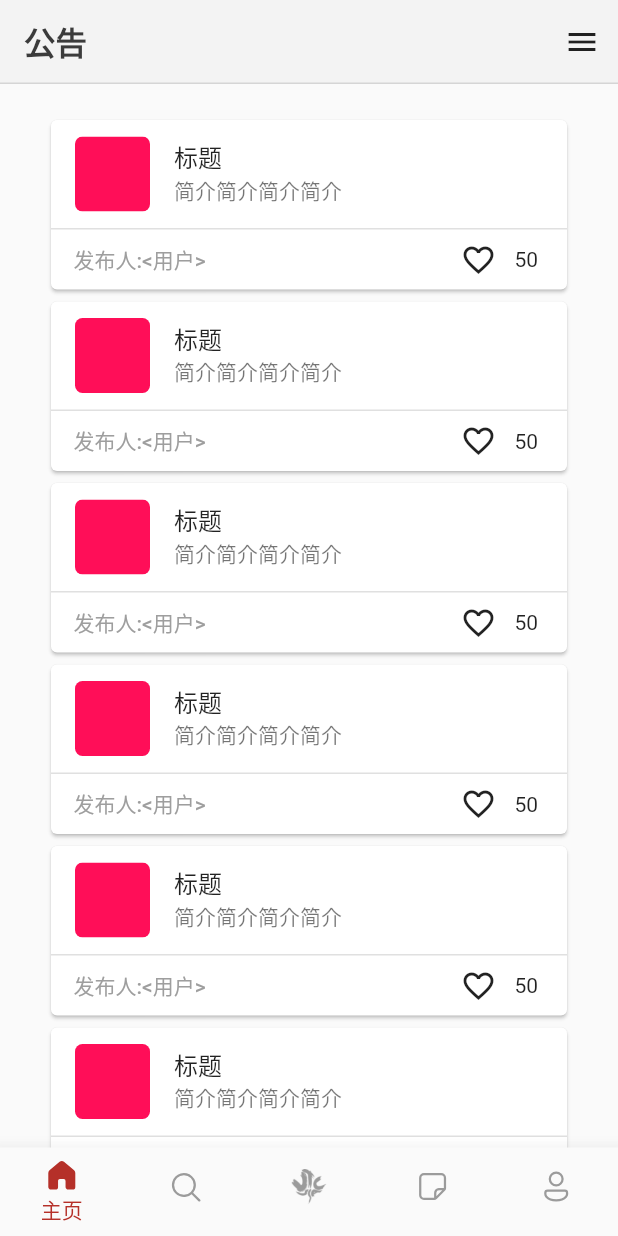
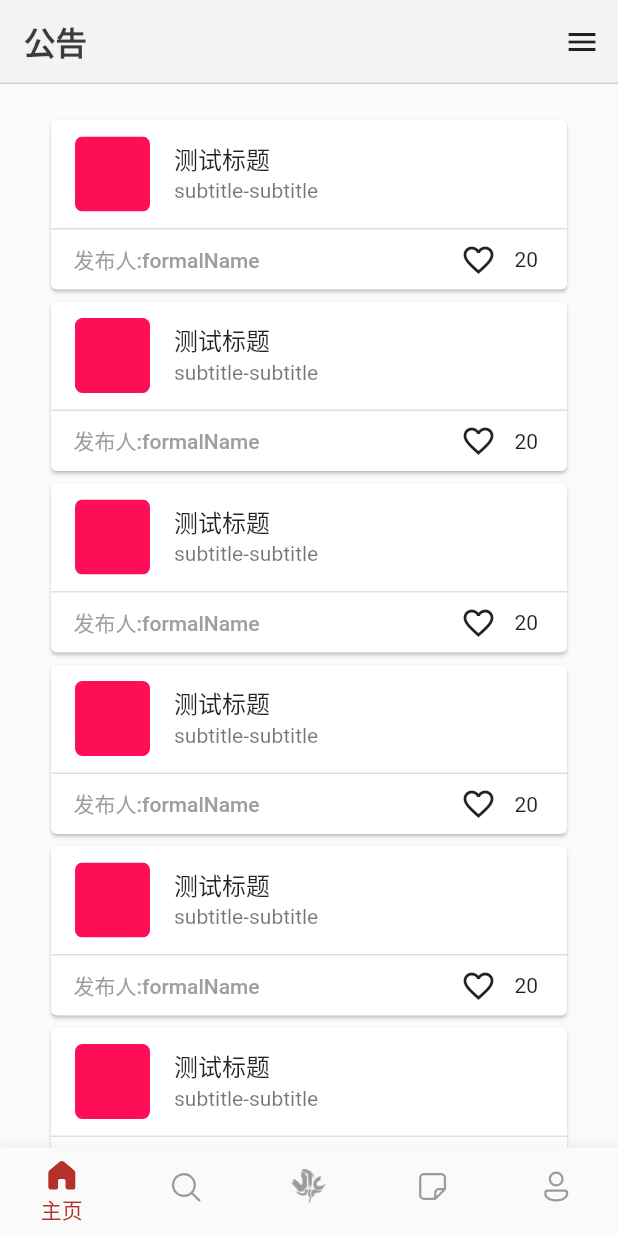
Before and after one commit to Aiden1024/CSSA_APP, a Flutter app: the screen it shows once a user with an empty profile is signed in, on a phone screen of 412 x 824 dp. Run offline on Flutter 3.47's test engine with Material 2 defaults, Android fonts, the light colour scheme and no system bars; our stand-ins replace cloud_firestore, file_picker, firebase_auth, firebase_core, firebase_storage, fluentui_icons and 4 more; missing offline and left inert: dart:ffi; accounts and stored records are empty.

Commit message:
front end of the posts page set

```diff
--- a/lib/main.dart
+++ b/lib/main.dart
@@ -4,6 +4,7 @@ import 'package:get/get.dart';
 import 'package:firebase_core/firebase_core.dart';
 import 'package:provider/provider.dart';
 import 'package:utmcssa_app/services/auth.dart';
+import 'package:utmcssa_app/utils/app_styles.dart';
 
 import 'models/user.dart';
 
@@ -36,6 +37,11 @@ class MyApp extends StatelessWidget {
           // Notice that the counter didn't reset back to zero; the application
           // is not restarted.
           primarySwatch: Colors.red,
+          primaryColor: Styles.bgColor,
+          primaryTextTheme: TextTheme(
+            headline6: TextStyle(color: Colors.black87)
+          )
+
         ),
         home: Wrapper(),
       ),
--- a/lib/models/post.dart
+++ b/lib/models/post.dart
@@ -6,7 +6,7 @@ class Post {
   final String mainText;
   final UserProfile userProfile;
   final int likes;
-  final DateTime date;
+  final String date;
   final String pic;
 
   Post( {required this.title, required this.mainText, required this.userProfile, required this.likes, required this.date, required this.pic, required this.subtitle});
--- a/lib/screens/home/search/other_profile.dart
+++ b/lib/screens/home/mutual/other_profile.dart
@@ -15,7 +15,7 @@ import '../../../services/storage_service.dart';
 import '../../../utils/shared.dart';
 import 'package:firebase_storage/firebase_storage.dart';
 
-import '../mutual/post_card_list.dart';
+import 'post_card_list.dart';
 
 class OtherProfile extends StatefulWidget {
   OtherProfile({Key? key, required this.uP}) : super(key: key);
--- a/lib/screens/home/mutual/post_card.dart
+++ b/lib/screens/home/mutual/post_card.dart
@@ -1,33 +1,50 @@
 import 'package:flutter/cupertino.dart';
 import 'package:flutter/material.dart';
+import 'package:get/get.dart';
+import 'package:get/get_core/src/get_main.dart';
+import 'package:utmcssa_app/screens/home/mutual/other_profile.dart';
+import 'package:utmcssa_app/screens/home/mutual/post_page.dart';
 
 import '../../../models/post.dart';
 import '../../../utils/app_styles.dart';
 
-class PostCard extends StatelessWidget {
+class PostCard extends StatefulWidget {
   const PostCard({Key? key, required this.post}) : super(key: key);
   final Post post;
 
   @override
+  State<PostCard> createState() => _PostCardState();
+}
+
+class _PostCardState extends State<PostCard> {
+  bool isLiked = false;
+  Icon likeIcon = const Icon(Icons.favorite_border_outlined);
+  Icon likedIcon = const Icon(Icons.favorite, color: Colors.pink,);
+  int numLikes = 0;
+
+  @override
   Widget build(BuildContext context) {
+    numLikes = widget.post.likes;
     return Container(
       child: Card(
         child: Column(
           children: [
             InkWell(
 
-              onTap: () {},
+              onTap: () {
+                Get.to(() => PostPage(post: widget.post));
+              },
               child: ListTile(
                 leading: ClipRRect(
                   borderRadius: BorderRadius.circular(5),//or 15.0
                   child: Container(
                     height: 50.0,
                     width: 50.0,
-                    color: Color(0xffFF0E58),
+                    color: const Color(0xffFF0E58),
                   ),
                 ),
-                title: Text("标题"),
-                subtitle: Text('简介简介简介简介'),
+                title: Text(widget.post.title),
+                subtitle: Text(widget.post.subtitle),
               ),
             ),
             const Divider(
@@ -43,14 +60,22 @@ class PostCard extends StatelessWidget {
                 alignment: MainAxisAlignment.spaceBetween,
                 children: [
 
-                  TextButton(onPressed: () {}, child: Text('  发布人:<用户>  ', style: Styles.headLineStyle4,)),
+                  TextButton(onPressed: () {
+                    Get.to(() => OtherProfile(uP: widget.post.userProfile));
+                    },
+                    style: ButtonStyle(overlayColor: MaterialStateProperty.all(Colors.transparent)), child: Text('  发布人:${widget.post.userProfile.formalName}  ', style: Styles.headLineStyle4,),
+                    ),
                   Row(
                     mainAxisAlignment: MainAxisAlignment.end,
                     children: [
-                      IconButton(onPressed: () {}, icon: Icon(Icons.favorite_border_outlined), style: IconButton.styleFrom(highlightColor: Colors.transparent), splashColor: Colors.transparent,),
+                      IconButton(onPressed: () {
+                        setState(() {
+                          isLiked = !isLiked;
+                        });
+                      }, icon: isLiked ? likedIcon : likeIcon, style: IconButton.styleFrom(highlightColor: Colors.transparent), splashColor: Colors.transparent,),
                       SizedBox(
                         width: 35,
-                          child: Text("50"))
+                          child: Text("${isLiked? numLikes + 1: numLikes}"))
                     ],
                   ),
                 ],
--- a/lib/screens/home/mutual/post_card_list.dart
+++ b/lib/screens/home/mutual/post_card_list.dart
@@ -1,4 +1,5 @@
 import 'package:flutter/cupertino.dart';
+import 'package:intl/intl.dart';
 import 'package:utmcssa_app/models/user_profile.dart';
 import 'package:utmcssa_app/screens/home/mutual/post_card.dart';
 import 'package:utmcssa_app/screens/home/test_obj.dart';
@@ -16,7 +17,11 @@ class _PostCardListState extends State<PostCardList> {
   @override
   Widget build(BuildContext context) {
     UserProfile testUp = UserProfile(username: "username", formalName: "formalName", bio: "bio", post: [], departments: [], pic: Future<String>.value(""));
-    Post testPost = Post(title: "测试标题", mainText: TestObj.mainText, userProfile:testUp, likes: 20, date: DateTime.now(), pic: "", subtitle: "subtitle-subtitle");
+
+    DateTime now = DateTime.now();
+    String formattedDate = DateFormat('yyyy-MM-dd – kk:mm').format(now);
+
+    Post testPost = Post(title: "测试标题", mainText: TestObj.mainText, userProfile:testUp, likes: 20, date: formattedDate, pic: "", subtitle: "subtitle-subtitle");
 
     return ListView(
       scrollDirection: Axis.vertical,
--- a/lib/screens/home/search/user_tile.dart
+++ b/lib/screens/home/search/user_tile.dart
@@ -1,7 +1,7 @@
 import 'package:flutter/cupertino.dart';
 import 'package:flutter/material.dart';
 import 'package:utmcssa_app/models/user_profile.dart';
-import 'package:utmcssa_app/screens/home/search/other_profile.dart';
+import 'package:utmcssa_app/screens/home/mutual/other_profile.dart';
 import 'package:utmcssa_app/utils/app_styles.dart';
 import 'package:get/get.dart';
 
--- a/lib/screens/home/test_obj.dart
+++ b/lib/screens/home/test_obj.dart
@@ -1,15 +1,27 @@
 class TestObj {
-  static String mainText = "Yun Jin is a skilled director, playwright and singer who is well renowned throughout Liyue for her plays, "
-      "enjoying this passion and going to many lengths to ensure that everyone who watches her per"
-      "formances leaves satisfied. While appearing to be refined and graceful in formal occasions, she is a"
-      "lso known to be exceptionally friendly in private.[1] She draws inspiration from many sources for her plays; s"
-      "he enjoys a wide variety of special drinks as one of her pastimes and she can write a play about one if she enjoys it.[2]"
-      "Despite enjoying her passion, she also enjoys variety; while she gets along with the troupe in theater-related issues, "
-      "she frequently clashes with them over personal affairs as she feels that they are too traditional. She is particularly fond "
-      "of rock 'n' roll, visiting Xinyan and watching her performances at least three times a week no matter how busy she is. Xinyan "
-      "believes that she comes to visit her due to the finer arts being \"suffocating\".[3] She tries to keep her visits a secret, as her "
-      "interest in non-traditional music would cause much consternation among her elders.";
+  static String mainText = '''
+    龙王巡海，风卷云来。
+  ===============================
+  「整座璃月港,也只有北斗敢真赢凝光的钱。」——飞云商会会长在一次家宴中的醉后真言。
 
+  几乎每个璃月人都知道「南十字」船队大姐头北斗的威名，茶余饭后也爱聊起她。
+  码头边，船员们绘声绘色地描述北斗斩杀冥海巨兽「海山」的场面。
+  饭局上，商人们争相讨论北斗主导的一次次违律商运与其招致的天价罚款。
+  但对「南十字」的船员们来说，最值得一谈的，还是北斗从凝光手里赢到了摩拉。
+  具体金额不详，比试次数也无从考证，但船员们都看见北斗醉醺醺地回到船上。瞧她那模样，绝对是已经痛饮了一场。
+  「下次得让那女人倾家荡产！」北斗说着，躺倒在甲板上。
+  如此豪言壮语…船员们就权当它是大姐头酒后的玩笑话了。
+
+  厌离浮世泡影，欣求净土常道。
+===============================
+「薙除俗世芜杂的执妄，只为扭转生灭轮回的羁缠。不为人所真正理解，亦不屑为人所看破…将军殿下她，实在是一个很矛盾的人。」——狐斋宫
+
+稻妻全土毋容置疑的统治者。
+担负着「御建鸣神主尊大御所」之威名，许稻妻民众以亘古不变之「永恒」。
+以无情的稻光击碎爱执，以孤独的心铸就净土…
+在这漫长岁月中，永恒之道黑暗而遥远，然而，将军殿下从不犹疑——
+不变的恒常，仅在斫去杂音之后才显现其「寂」之本质。
+  ''';
 
 
 
--- a/pubspec.yaml
+++ b/pubspec.yaml
@@ -38,6 +38,7 @@ dependencies:
   firebase_storage: ^10.3.8
   image: ^3.2.0
   get: ^4.6.5
+  intl: ^0.17.0
 
 dev_dependencies:
   flutter_test:
```
Also changed, not shown: lib/screens/home/mutual/post_page.dart (added, +46 -0 lines), pubspec.lock.
